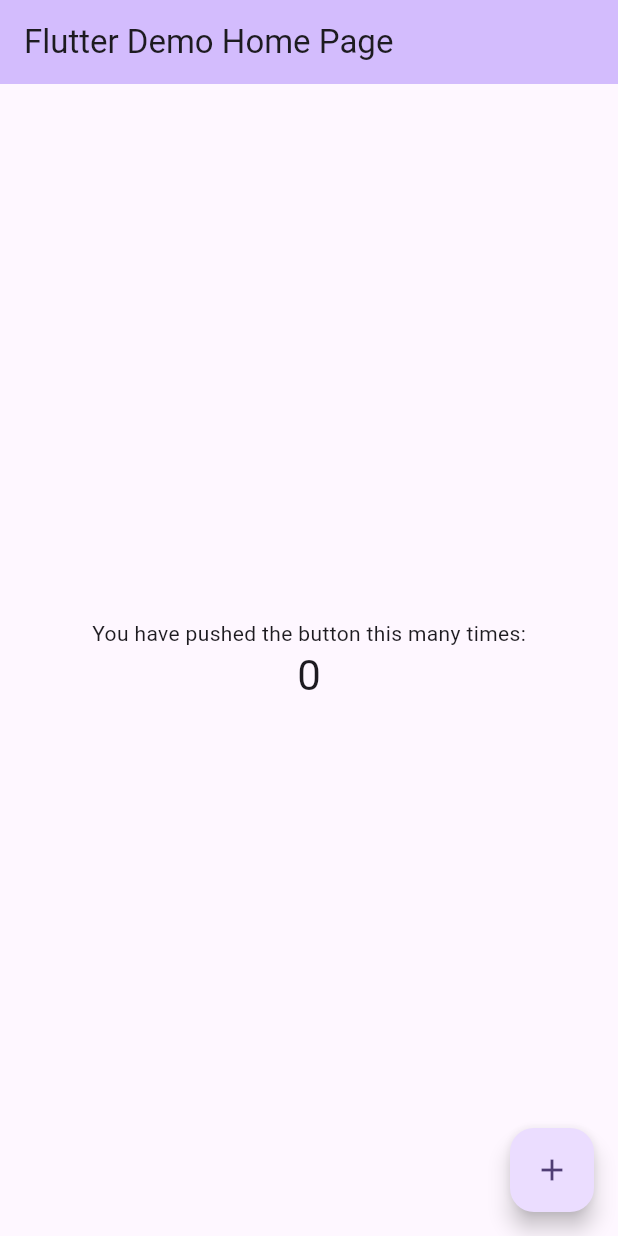
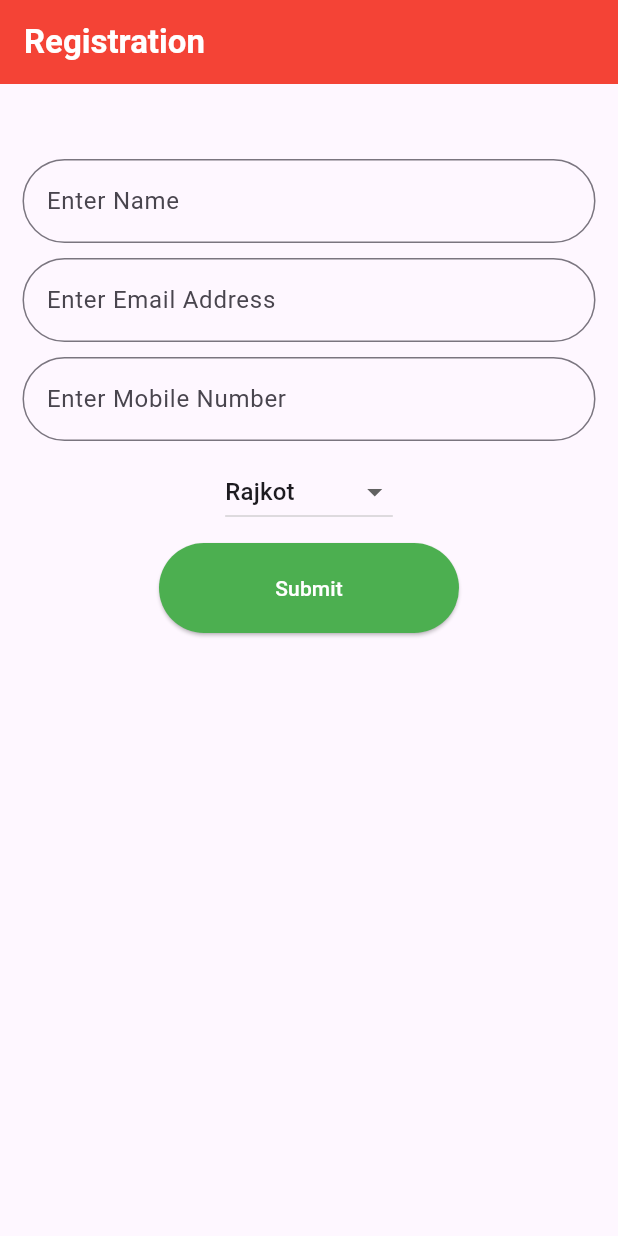
Before and after one commit to ombhut175/heart_bridge, a Flutter app: the screen it shows after launch, on a phone screen of 412 x 824 dp. Run offline on Flutter 3.47's test engine with Material 3 defaults, Android fonts, the phone set to English and light mode, and no system bars.

Commit message:
dashboard and add_edit user screen

```diff
--- /dev/null
+++ b/lib/add_edit_user/add_edit_user_screen.dart
@@ -0,0 +1,180 @@
+import 'package:flutter/cupertino.dart';
+import 'package:flutter/material.dart';
+import 'package:flutter/services.dart';
+import 'package:matrimony_app/utils/string_const.dart';
+
+class UserEntryPage extends StatefulWidget {
+  Map<String, dynamic>? userDetails = {};
+
+  UserEntryPage({super.key, this.userDetails});
+
+  @override
+  State<UserEntryPage> createState() => _UserEntryPageState();
+}
+
+class _UserEntryPageState extends State<UserEntryPage> {
+  List<String> cities = ["Rajkot", "Ahmedabad", "Gujarat", "Vadodra"];
+  String selectedCity = '';
+
+  bool isEditPage = false;
+  TextEditingController nameController = TextEditingController();
+  TextEditingController emailController = TextEditingController();
+  TextEditingController mobileNumberController = TextEditingController();
+  TextEditingController dobController = TextEditingController();
+  TextEditingController cityController = TextEditingController();
+  TextEditingController genderController = TextEditingController();
+  TextEditingController hobbiesController = TextEditingController();
+  TextEditingController passwordController = TextEditingController();
+  TextEditingController confirmPasswordController = TextEditingController();
+
+  final GlobalKey<FormState> _formKey = GlobalKey();
+
+  @override
+  void initState() {
+    super.initState();
+    isEditPage = widget.userDetails != null;
+
+    selectedCity =
+        isEditPage ? widget.userDetails![CITY].toString() : cities[0];
+
+    if (isEditPage) {
+      nameController.text = widget.userDetails![NAME].toString();
+      emailController.text = widget.userDetails![EMAIL].toString();
+      mobileNumberController.text = widget.userDetails![PHONE].toString();
+      dobController.text = widget.userDetails![DOB].toString();
+      cityController.text = widget.userDetails![CITY].toString();
+      genderController.text = widget.userDetails![GENDER].toString();
+      passwordController.text = widget.userDetails![PASSWORD].toString();
+    }
+  }
+
+  @override
+  Widget build(BuildContext context) {
+    return Scaffold(
+      appBar: AppBar(
+        title: Text(
+          isEditPage ? "Edit User Form" : "Registration",
+          style: const TextStyle(
+            fontWeight: FontWeight.bold,
+            color: Colors.white,
+          ),
+        ),
+        backgroundColor: Colors.red,
+      ),
+      body: Form(
+        key: _formKey,
+        child: Padding(
+          padding: EdgeInsets.only(top: 50),
+          child: Column(
+            children: [
+              inputTextField(
+                  text: "Enter Name",
+                  controller: nameController,
+                  forWhatValue: "name",
+                  regxPattern: r"^[a-zA-Z\s'-]{3,50}$"),
+              const SizedBox(
+                height: 10,
+              ),
+              inputTextField(
+                text: "Enter Email Address",
+                controller: emailController,
+                forWhatValue: "Email",
+                regxPattern:
+                    r"^[a-zA-Z0-9._%+-]+@[a-zA-Z0-9.-]+\.[a-zA-Z]{2,}$",
+              ),
+              const SizedBox(
+                height: 10,
+              ),
+              inputTextField(
+                text: "Enter Mobile Number",
+                controller: mobileNumberController,
+                forWhatValue: "Mobile Number",
+                regxPattern: r"^\+?[0-9]{10,15}$",
+                textInputType: TextInputType.number,
+                inputFormatters: [FilteringTextInputFormatter.digitsOnly],
+              ),
+              const SizedBox(
+                height: 10,
+              ),
+              DropdownButton<String>(
+                value: selectedCity,
+                  items: cities.map((city) {
+                    return DropdownMenuItem(
+                      value: city,
+                      child: Text(city.toString()),
+                    );
+                  }).toList(),
+                  onChanged: (value) {
+                    setState(() {
+                      selectedCity = value.toString();
+                    });
+                  }),
+              const SizedBox(
+                height: 10,
+              ),
+              ElevatedButton(
+                  style: ElevatedButton.styleFrom(
+                    backgroundColor: Colors.green,
+                    minimumSize: const Size(200, 60),
+                  ),
+                  onPressed: () {
+                    if (!_formKey.currentState!.validate()) {
+                      print("Form is invalid. Please correct errors.");
+                    }
+                  },
+                  child: const Text(
+                    "Submit",
+                    style: TextStyle(
+                      color: Colors.white,
+                    ),
+                  )),
+            ],
+          ),
+        ),
+      ),
+    );
+  }
+
+  Widget inputTextField({
+    required String text,
+    TextEditingController? controller,
+    String? forWhatValue,
+    String? regxPattern,
+    Icon? iconForValues,
+    Color? fillColor,
+    TextInputType? textInputType,
+    List<TextInputFormatter>? inputFormatters,
+  }) {
+    return Padding(
+      padding: const EdgeInsets.only(left: 15, right: 15),
+      child: TextFormField(
+        validator: (value) {
+          if (value!.isEmpty) {
+            return 'Enter Valid $forWhatValue';
+          }
+          if (!RegExp(regxPattern ?? '').hasMatch(value)) {
+            return 'Enter Valid $forWhatValue';
+          }
+          return null;
+        },
+        controller: controller,
+        decoration: InputDecoration(
+          hintText: text,
+          labelText: text,
+          suffixIcon: Padding(
+            padding: const EdgeInsets.only(
+              right: 15,
+            ),
+            child: iconForValues,
+          ),
+          fillColor: fillColor,
+          border: OutlineInputBorder(
+            borderRadius: BorderRadius.circular(30),
+          ),
+        ),
+        keyboardType: textInputType,
+        inputFormatters: inputFormatters,
+      ),
+    );
+  }
+}
--- a/lib/main.dart
+++ b/lib/main.dart
@@ -1,4 +1,6 @@
 import 'package:flutter/material.dart';
+import 'package:matrimony_app/add_edit_user/add_edit_user_screen.dart';
+import 'package:matrimony_app/dashboard/dashboard_screen.dart';
 
 void main() {
   runApp(const MyApp());
@@ -12,6 +14,7 @@
   Widget build(BuildContext context) {
     return MaterialApp(
       title: 'Flutter Demo',
+      debugShowCheckedModeBanner: false,
       theme: ThemeData(
         // This is the theme of your application.
         //
@@ -31,95 +34,7 @@
         colorScheme: ColorScheme.fromSeed(seedColor: Colors.deepPurple),
         useMaterial3: true,
       ),
-      home: const MyHomePage(title: 'Flutter Demo Home Page'),
+      home: UserEntryPage(),
     );
   }
 }
-
-class MyHomePage extends StatefulWidget {
-  const MyHomePage({super.key, required this.title});
-
-  // This widget is the home page of your application. It is stateful, meaning
-  // that it has a State object (defined below) that contains fields that affect
-  // how it looks.
-
-  // This class is the configuration for the state. It holds the values (in this
-  // case the title) provided by the parent (in this case the App widget) and
-  // used by the build method of the State. Fields in a Widget subclass are
-  // always marked "final".
-
-  final String title;
-
-  @override
-  State<MyHomePage> createState() => _MyHomePageState();
-}
-
-class _MyHomePageState extends State<MyHomePage> {
-  int _counter = 0;
-
-  void _incrementCounter() {
-    setState(() {
-      // This call to setState tells the Flutter framework that something has
-      // changed in this State, which causes it to rerun the build method below
-      // so that the display can reflect the updated values. If we changed
-      // _counter without calling setState(), then the build method would not be
-      // called again, and so nothing would appear to happen.
-      _counter++;
-    });
-  }
-
-  @override
-  Widget build(BuildContext context) {
-    // This method is rerun every time setState is called, for instance as done
-    // by the _incrementCounter method above.
-    //
-    // The Flutter framework has been optimized to make rerunning build methods
-    // fast, so that you can just rebuild anything that needs updating rather
-    // than having to individually change instances of widgets.
-    return Scaffold(
-      appBar: AppBar(
-        // TRY THIS: Try changing the color here to a specific color (to
-        // Colors.amber, perhaps?) and trigger a hot reload to see the AppBar
-        // change color while the other colors stay the same.
-        backgroundColor: Theme.of(context).colorScheme.inversePrimary,
-        // Here we take the value from the MyHomePage object that was created by
-        // the App.build method, and use it to set our appbar title.
-        title: Text(widget.title),
-      ),
-      body: Center(
-        // Center is a layout widget. It takes a single child and positions it
-        // in the middle of the parent.
-        child: Column(
-          // Column is also a layout widget. It takes a list of children and
-          // arranges them vertically. By default, it sizes itself to fit its
-          // children horizontally, and tries to be as tall as its parent.
-          //
-          // Column has various properties to control how it sizes itself and
-          // how it positions its children. Here we use mainAxisAlignment to
-          // center the children vertically; the main axis here is the vertical
-          // axis because Columns are vertical (the cross axis would be
-          // horizontal).
-          //
-          // TRY THIS: Invoke "debug painting" (choose the "Toggle Debug Paint"
-          // action in the IDE, or press "p" in the console), to see the
-          // wireframe for each widget.
-          mainAxisAlignment: MainAxisAlignment.center,
-          children: <Widget>[
-            const Text(
-              'You have pushed the button this many times:',
-            ),
-            Text(
-              '$_counter',
-              style: Theme.of(context).textTheme.headlineMedium,
-            ),
-          ],
-        ),
-      ),
-      floatingActionButton: FloatingActionButton(
-        onPressed: _incrementCounter,
-        tooltip: 'Increment',
-        child: const Icon(Icons.add),
-      ), // This trailing comma makes auto-formatting nicer for build methods.
-    );
-  }
-}
--- /dev/null
+++ b/lib/utils/string_const.dart
@@ -0,0 +1,16 @@
+const String NAME = 'Name';
+const String EMAIL = 'Email';
+const String PHONE = 'Phone';
+const String DOB = 'Date of birth';
+const String CITY = 'City';
+const String AGE = 'Age';
+const String GENDER = 'Gender';
+const String PASSWORD = 'Password';
+
+void printWarning(String text) {
+  print('\x1B[33m$text\x1B[0m');
+}
+
+void printResultText(String text) {
+  print('\x1B[31m$text\x1B[0m');
+}
```
Also changed, not shown: lib/dashboard/dashboard_screen.dart (added, +82 -0 lines).
